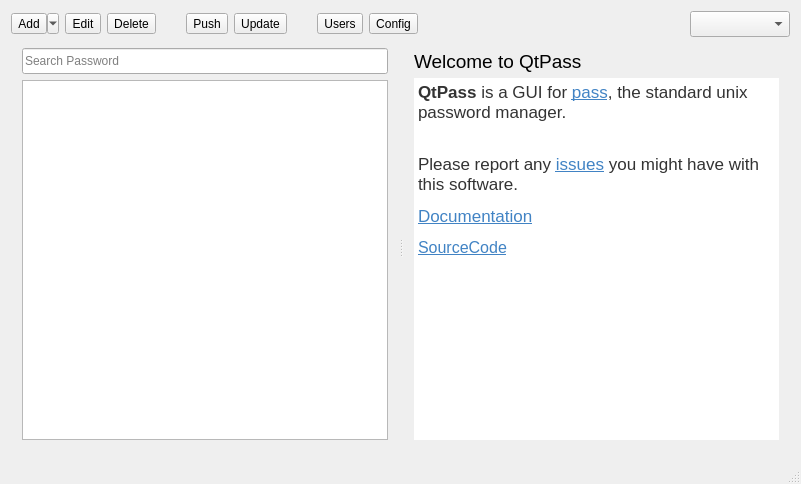
Above: src/mainwindow.ui from IJHack/QtPass before the change. Below: the same form after it.
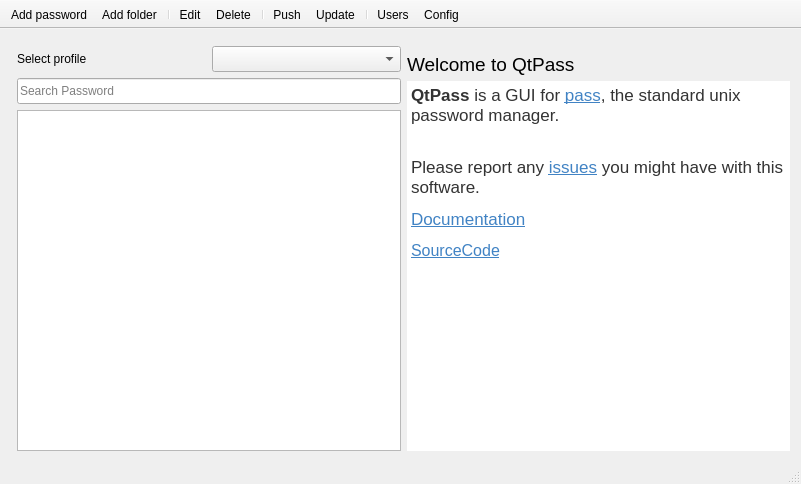
That is the form after the change. Icons and pictures are not drawn. Custom widgets are drawn as their Qt base class.

Commit message: Switched old frame to QToolBar

Diff of the .ui file:
```diff
--- a/src/mainwindow.ui
+++ b/src/mainwindow.ui
@@ -14,8 +14,8 @@
    <string>QtPass</string>
   </property>
   <widget class="QWidget" name="centralWidget">
-   <layout class="QVBoxLayout" name="verticalLayout_7">
-    <item>
+   <layout class="QGridLayout" name="gridLayout_2">
+    <item row="0" column="0" rowspan="2" colspan="2">
      <widget class="QFrame" name="frame">
       <property name="sizePolicy">
        <sizepolicy hsizetype="Preferred" vsizetype="Fixed">
@@ -36,233 +36,46 @@
        <property name="bottomMargin">
         <number>0</number>
        </property>
-       <item>
-        <widget class="QToolButton" name="addButton">
-         <property name="acceptDrops">
-          <bool>false</bool>
-         </property>
-         <property name="toolTip">
-          <string>Add</string>
-         </property>
-         <property name="text">
-          <string>Add</string>
-         </property>
-         <property name="icon">
-          <iconset theme="document-new">
-           <normalon>:/icons/document-new.svg</normalon>
-          </iconset>
-         </property>
-         <property name="popupMode">
-          <enum>QToolButton::MenuButtonPopup</enum>
-         </property>
-         <property name="toolButtonStyle">
-          <enum>Qt::ToolButtonTextBesideIcon</enum>
-         </property>
-         <property name="autoRaise">
-          <bool>false</bool>
-         </property>
-         <property name="arrowType">
-          <enum>Qt::NoArrow</enum>
-         </property>
-        </widget>
-       </item>
-       <item>
-        <widget class="QToolButton" name="editButton">
-         <property name="toolTip">
-          <string>Edit</string>
-         </property>
-         <property name="text">
-          <string>Edit</string>
-         </property>
-         <property name="icon">
-          <iconset theme="document-properties">
-           <normalon>:/icons/document-properties.svg</normalon>
-          </iconset>
-         </property>
-         <property name="toolButtonStyle">
-          <enum>Qt::ToolButtonTextBesideIcon</enum>
-         </property>
-        </widget>
-       </item>
-       <item>
-        <widget class="QToolButton" name="deleteButton">
-         <property name="toolTip">
-          <string>Delete</string>
-         </property>
-         <property name="text">
-          <string>Delete</string>
-         </property>
-         <property name="icon">
-          <iconset theme="edit-delete">
-           <normalon>:/icons/edit-delete.svg</normalon>
-          </iconset>
-         </property>
-         <property name="toolButtonStyle">
-          <enum>Qt::ToolButtonTextBesideIcon</enum>
-         </property>
-        </widget>
-       </item>
-       <item>
-        <spacer name="horizontalSpacer">
-         <property name="orientation">
-          <enum>Qt::Horizontal</enum>
-         </property>
-         <property name="sizeType">
-          <enum>QSizePolicy::Maximum</enum>
-         </property>
-         <property name="sizeHint" stdset="0">
-          <size>
-           <width>24</width>
-           <height>24</height>
-          </size>
-         </property>
-        </spacer>
-       </item>
-       <item>
-        <widget class="QToolButton" name="pushButton">
-         <property name="toolTip">
-          <string>git push</string>
-         </property>
-         <property name="text">
-          <string>Push</string>
-         </property>
-         <property name="icon">
-          <iconset theme="go-top">
-           <normalon>:/icons/go-top.svg</normalon>
-          </iconset>
-         </property>
-         <property name="toolButtonStyle">
-          <enum>Qt::ToolButtonTextBesideIcon</enum>
-         </property>
-        </widget>
-       </item>
-       <item>
-        <widget class="QToolButton" name="updateButton">
-         <property name="toolTip">
-          <string>git pull</string>
-         </property>
-         <property name="text">
-          <string>Update</string>
-         </property>
-         <property name="icon">
-          <iconset theme="go-bottom">
-           <normalon>:/icons/go-bottom.svg</normalon>
-          </iconset>
-         </property>
-         <property name="toolButtonStyle">
-          <enum>Qt::ToolButtonTextBesideIcon</enum>
-         </property>
-        </widget>
-       </item>
-       <item>
-        <spacer name="horizontalSpacer_2">
-         <property name="orientation">
-          <enum>Qt::Horizontal</enum>
-         </property>
-         <property name="sizeType">
-          <enum>QSizePolicy::Maximum</enum>
-         </property>
-         <property name="sizeHint" stdset="0">
-          <size>
-           <width>24</width>
-           <height>24</height>
-          </size>
-         </property>
-        </spacer>
-       </item>
-       <item>
-        <widget class="QToolButton" name="usersButton">
-         <property name="toolTip">
-          <string>Manage who can read password in folder</string>
-         </property>
-         <property name="text">
-          <string>Users</string>
-         </property>
-         <property name="icon">
-          <iconset theme="x-office-address-book">
-           <normalon>:/icons/x-office-address-book.svg</normalon>
-          </iconset>
-         </property>
-         <property name="toolButtonStyle">
-          <enum>Qt::ToolButtonTextBesideIcon</enum>
-         </property>
-        </widget>
-       </item>
-       <item>
-        <widget class="QToolButton" name="configButton">
-         <property name="toolTip">
-          <string>Configuration</string>
-         </property>
-         <property name="text">
-          <string>Config</string>
-         </property>
-         <property name="icon">
-          <iconset theme="applications-system">
-           <normalon>:/icons/applications-system.svg</normalon>
-          </iconset>
-         </property>
-         <property name="toolButtonStyle">
-          <enum>Qt::ToolButtonTextBesideIcon</enum>
-         </property>
-        </widget>
-       </item>
-       <item>
-        <spacer name="horizontalSpacer_3">
-         <property name="orientation">
-          <enum>Qt::Horizontal</enum>
-         </property>
-         <property name="sizeType">
-          <enum>QSizePolicy::MinimumExpanding</enum>
-         </property>
-         <property name="sizeHint" stdset="0">
-          <size>
-           <width>24</width>
-           <height>24</height>
-          </size>
-         </property>
-        </spacer>
-       </item>
-       <item>
-        <widget class="QComboBox" name="profileBox">
-         <property name="sizePolicy">
-          <sizepolicy hsizetype="Minimum" vsizetype="Minimum">
-           <horstretch>0</horstretch>
-           <verstretch>0</verstretch>
-          </sizepolicy>
-         </property>
-         <property name="minimumSize">
-          <size>
-           <width>100</width>
-           <height>26</height>
-          </size>
-         </property>
-         <property name="maximumSize">
-          <size>
-           <width>100000</width>
-           <height>16777215</height>
-          </size>
-         </property>
-        </widget>
-       </item>
       </layout>
      </widget>
     </item>
-    <item>
-     <widget class="QSplitter" name="splitter">
-      <property name="styleSheet">
-       <string notr="true"/>
-      </property>
-      <property name="orientation">
-       <enum>Qt::Horizontal</enum>
-      </property>
-      <widget class="QWidget" name="layoutWidget">
-       <layout class="QVBoxLayout" name="verticalLayoutTree">
-        <property name="spacing">
-         <number>6</number>
-        </property>
-        <property name="topMargin">
-         <number>5</number>
-        </property>
+    <item row="1" column="1">
+     <layout class="QHBoxLayout" name="horizontalLayout_3">
+      <item>
+       <layout class="QVBoxLayout" name="verticalLayout">
+        <item>
+         <layout class="QHBoxLayout" name="horizontalLayout">
+          <item>
+           <widget class="QLabel" name="label">
+            <property name="text">
+             <string>Select profile</string>
+            </property>
+           </widget>
+          </item>
+          <item>
+           <widget class="QComboBox" name="profileBox">
+            <property name="sizePolicy">
+             <sizepolicy hsizetype="Minimum" vsizetype="Minimum">
+              <horstretch>0</horstretch>
+              <verstretch>0</verstretch>
+             </sizepolicy>
+            </property>
+            <property name="minimumSize">
+             <size>
+              <width>100</width>
+              <height>26</height>
+             </size>
+            </property>
+            <property name="maximumSize">
+             <size>
+              <width>100000</width>
+              <height>16777215</height>
+             </size>
+            </property>
+           </widget>
+          </item>
+         </layout>
+        </item>
         <item>
          <widget class="QLineEdit" name="lineEdit">
           <property name="minimumSize">
@@ -281,6 +94,12 @@
         </item>
         <item>
          <widget class="DeselectableTreeView" name="treeView">
+          <property name="sizePolicy">
+           <sizepolicy hsizetype="MinimumExpanding" vsizetype="MinimumExpanding">
+            <horstretch>0</horstretch>
+            <verstretch>0</verstretch>
+           </sizepolicy>
+          </property>
           <property name="acceptDrops">
            <bool>true</bool>
           </property>
@@ -293,8 +112,8 @@
          </widget>
         </item>
        </layout>
-      </widget>
-      <widget class="QWidget" name="verticalLayoutWidget">
+      </item>
+      <item>
        <layout class="QVBoxLayout" name="verticalLayoutPassword">
         <property name="spacing">
          <number>0</number>
@@ -441,15 +260,143 @@
          </widget>
         </item>
        </layout>
-      </widget>
-     </widget>
+      </item>
+     </layout>
     </item>
    </layout>
   </widget>
   <widget class="QStatusBar" name="statusBar"/>
-  <action name="actionQtpass">
+  <widget class="QToolBar" name="toolBar">
+   <property name="contextMenuPolicy">
+    <enum>Qt::PreventContextMenu</enum>
+   </property>
+   <property name="acceptDrops">
+    <bool>false</bool>
+   </property>
+   <property name="windowTitle">
+    <string/>
+   </property>
+   <property name="movable">
+    <bool>false</bool>
+   </property>
+   <property name="toolButtonStyle">
+    <enum>Qt::ToolButtonFollowStyle</enum>
+   </property>
+   <attribute name="toolBarArea">
+    <enum>TopToolBarArea</enum>
+   </attribute>
+   <attribute name="toolBarBreak">
+    <bool>false</bool>
+   </attribute>
+   <addaction name="actionAddPassword"/>
+   <addaction name="actionAddFolder"/>
+   <addaction name="separator"/>
+   <addaction name="actionEdit"/>
+   <addaction name="actionDelete"/>
+   <addaction name="separator"/>
+   <addaction name="actionPush"/>
+   <addaction name="actionUpdate"/>
+   <addaction name="separator"/>
+   <addaction name="actionUsers"/>
+   <addaction name="actionConfig"/>
+  </widget>
+  <action name="actionAddPassword">
+   <property name="icon">
+    <iconset theme="document-new">
+     <normaloff>.</normaloff>.</iconset>
+   </property>
    <property name="text">
-    <string>qtpass</string>
+    <string>Add password</string>
+   </property>
+   <property name="toolTip">
+    <string>Add password</string>
+   </property>
+   <property name="shortcut">
+    <string>Ctrl+N</string>
+   </property>
+  </action>
+  <action name="actionAddFolder">
+   <property name="icon">
+    <iconset theme="folder-new">
+     <normaloff>.</normaloff>.</iconset>
+   </property>
+   <property name="text">
+    <string>Add folder</string>
+   </property>
+   <property name="toolTip">
+    <string>Add folder</string>
+   </property>
+  </action>
+  <action name="actionEdit">
+   <property name="icon">
+    <iconset theme="edit">
+     <normaloff>.</normaloff>.</iconset>
+   </property>
+   <property name="text">
+    <string>Edit</string>
+   </property>
+   <property name="toolTip">
+    <string>Edit</string>
+   </property>
+  </action>
+  <action name="actionDelete">
+   <property name="icon">
+    <iconset theme="remove">
+     <normaloff>.</normaloff>.</iconset>
+   </property>
+   <property name="text">
+    <string>Delete</string>
+   </property>
+   <property name="toolTip">
+    <string>Delete</string>
+   </property>
+  </action>
+  <action name="actionPush">
+   <property name="icon">
+    <iconset theme="go-up">
+     <normaloff>.</normaloff>.</iconset>
+   </property>
+   <property name="text">
+    <string>Push</string>
+   </property>
+   <property name="toolTip">
+    <string>git push</string>
+   </property>
+  </action>
+  <action name="actionUpdate">
+   <property name="icon">
+    <iconset theme="go-down">
+     <normaloff>.</normaloff>.</iconset>
+   </property>
+   <property name="text">
+    <string>Update</string>
+   </property>
+   <property name="toolTip">
+    <string>git pull</string>
+   </property>
+  </action>
+  <action name="actionUsers">
+   <property name="icon">
+    <iconset theme="x-office-address-book">
+     <normaloff>.</normaloff>.</iconset>
+   </property>
+   <property name="text">
+    <string>Users</string>
+   </property>
+   <property name="toolTip">
+    <string>Manage who can read password in folder</string>
+   </property>
+  </action>
+  <action name="actionConfig">
+   <property name="icon">
+    <iconset theme="settings">
+     <normaloff>.</normaloff>.</iconset>
+   </property>
+   <property name="text">
+    <string>Config</string>
+   </property>
+   <property name="toolTip">
+    <string>Configuration</string>
    </property>
   </action>
  </widget>
```
Left out of the diff: 8 changed lines with no effect on the pictures. The commit also changes 6 other files.
